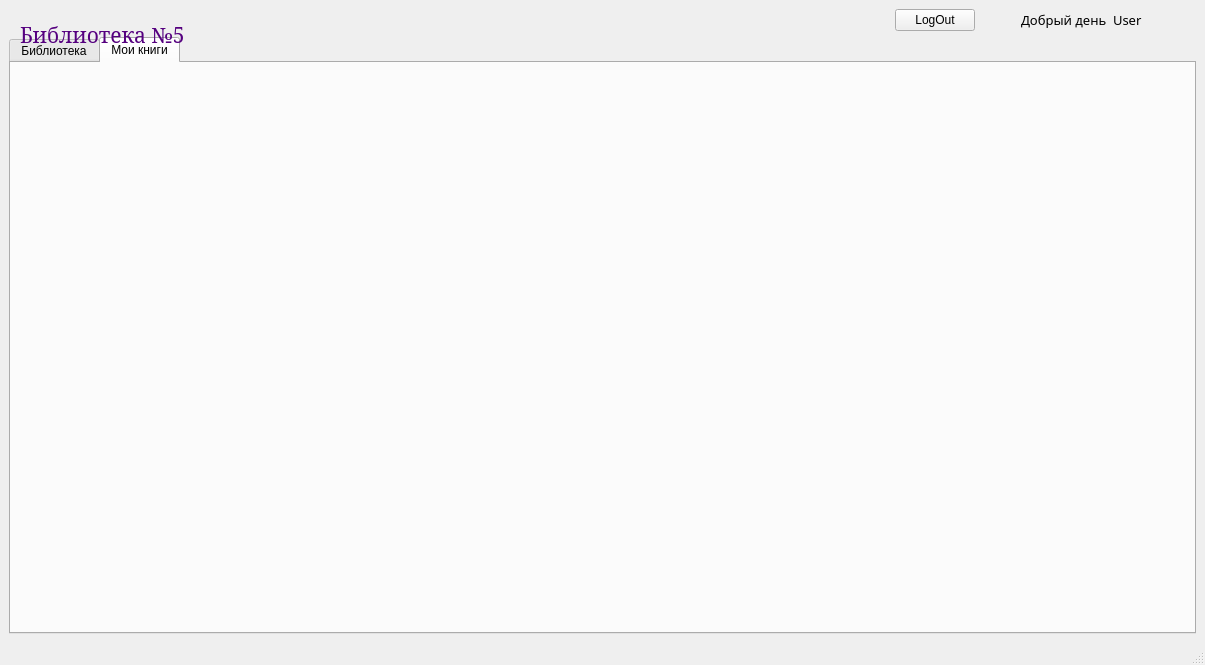
First picture: the form in assets/WindowMain.ui, repository Geka59/Library-N5, before the edit.
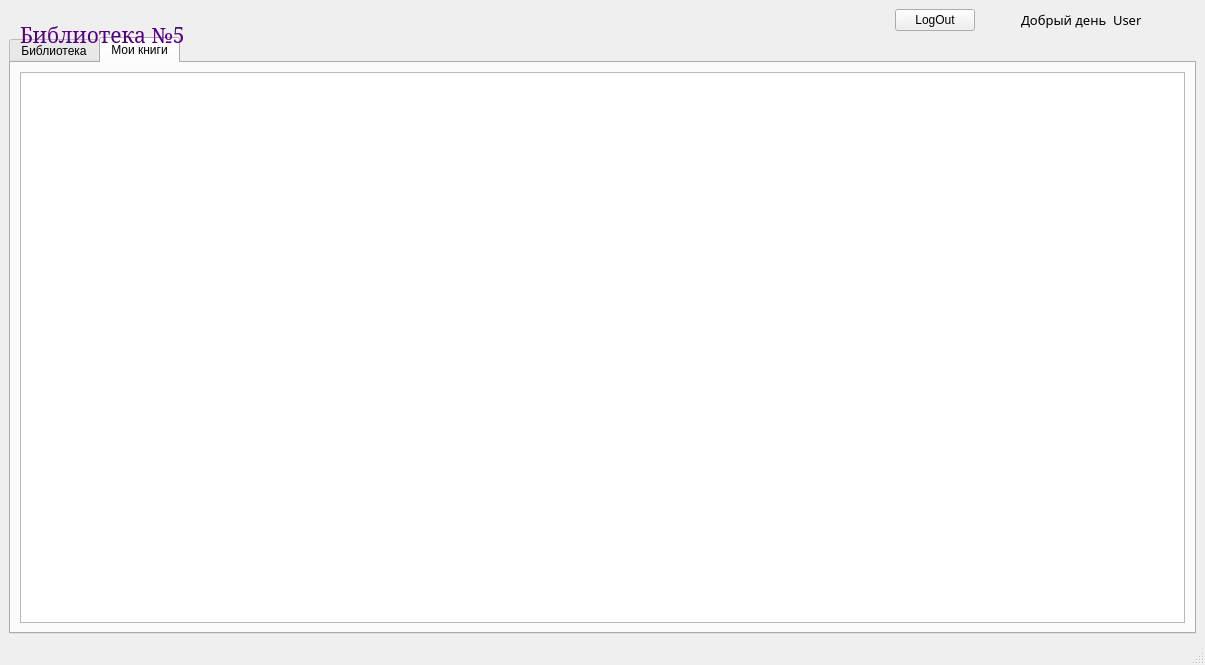
Second picture: the form after the edit. The open tabs and pages were chosen to show the change. Icons and pictures are not drawn.

```diff
--- a/assets/WindowMain.ui
+++ b/assets/WindowMain.ui
@@ -157,6 +157,61 @@
        <attribute name="title">
         <string>Мои книги</string>
        </attribute>
+       <layout class="QHBoxLayout" name="horizontalLayout_4">
+        <item>
+         <widget class="QTableWidget" name="tableWidget_2">
+          <property name="sizePolicy">
+           <sizepolicy hsizetype="Expanding" vsizetype="Expanding">
+            <horstretch>0</horstretch>
+            <verstretch>0</verstretch>
+           </sizepolicy>
+          </property>
+          <property name="font">
+           <font>
+            <pointsize>9</pointsize>
+           </font>
+          </property>
+          <property name="acceptDrops">
+           <bool>false</bool>
+          </property>
+          <property name="autoFillBackground">
+           <bool>false</bool>
+          </property>
+          <property name="styleSheet">
+           <string notr="true">QTableView {
+	gridline-color: black;	
+	height: 15px;
+    width: 150px; 
+    selection-background-color: rgb(255, 125, 12);
+}</string>
+          </property>
+          <property name="frameShape">
+           <enum>QFrame::StyledPanel</enum>
+          </property>
+          <property name="frameShadow">
+           <enum>QFrame::Sunken</enum>
+          </property>
+          <property name="horizontalScrollBarPolicy">
+           <enum>Qt::ScrollBarAlwaysOff</enum>
+          </property>
+          <property name="sizeAdjustPolicy">
+           <enum>QAbstractScrollArea::AdjustToContents</enum>
+          </property>
+          <property name="showGrid">
+           <bool>true</bool>
+          </property>
+          <property name="sortingEnabled">
+           <bool>true</bool>
+          </property>
+          <property name="wordWrap">
+           <bool>true</bool>
+          </property>
+          <attribute name="horizontalHeaderStretchLastSection">
+           <bool>true</bool>
+          </attribute>
+         </widget>
+        </item>
+       </layout>
       </widget>
      </widget>
     </item>
```
Left out of the diff: 2 changed lines with no effect on the pictures.
